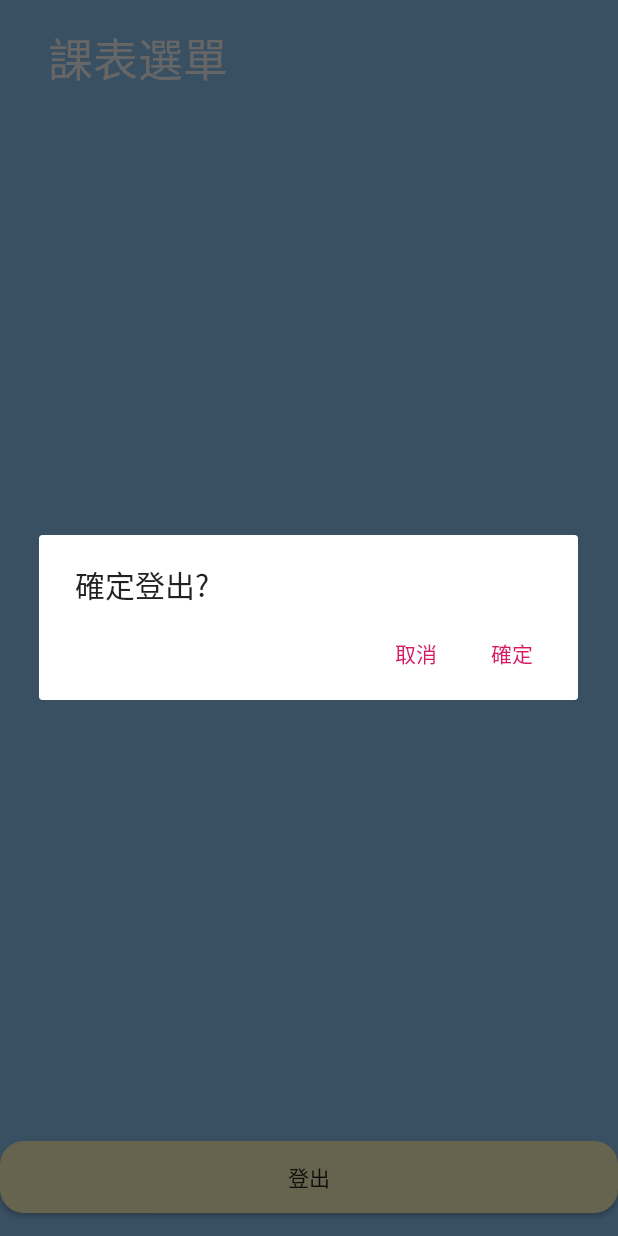
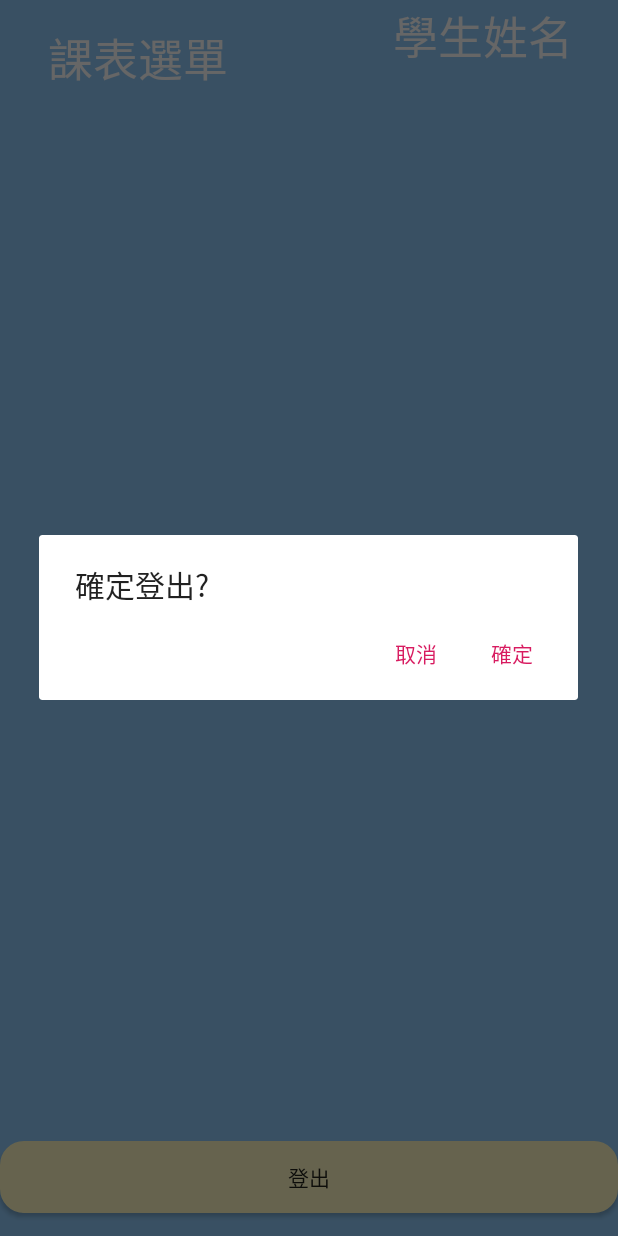
Before and after one commit to canry41341/Newwwwwwwdle, an Android app: the Student screen opened directly, with no data from a screen before it, after a tap on "登出", on a phone screen of 412 x 824 dp. Run offline under Robolectric (Android 15) with nearby library versions, the phone set to English and light mode, and no system bars; 4 statements that could not run were skipped.

```diff
--- a/app/src/main/res/layout/activity_student.xml
+++ b/app/src/main/res/layout/activity_student.xml
@@ -47,13 +47,29 @@
 
     <TextView
         android:id="@+id/nameView"
-        android:layout_width="157dp"
-        android:layout_height="64dp"
-        android:layout_marginStart="8dp"
-        android:layout_marginLeft="8dp"
+        android:layout_width="145dp"
+        android:layout_height="47dp"
+        android:layout_marginStart="12dp"
+        android:layout_marginTop="32dp"
         android:text="TextView"
         android:textColor="#FFFFFF"
         android:textSize="30sp"
+        android:textAlignment="center"
         app:layout_constraintStart_toEndOf="@+id/textView3"
         app:layout_constraintTop_toTopOf="@+id/textView3" />
+
+    <TextView
+        android:id="@+id/textView4"
+        android:layout_width="145dp"
+        android:layout_height="47dp"
+        android:layout_marginTop="1dp"
+        android:text="學生姓名"
+        android:textAlignment="center"
+        android:textColor="#FFFFFF"
+        android:textSize="30sp"
+        app:layout_constraintBottom_toTopOf="@+id/nameView"
+        app:layout_constraintEnd_toEndOf="@+id/nameView"
+        app:layout_constraintHorizontal_bias="0.0"
+        app:layout_constraintStart_toStartOf="@+id/nameView"
+        app:layout_constraintTop_toTopOf="parent" />
 </androidx.constraintlayout.widget.ConstraintLayout>
```
Also changed, not shown: app/src/main/java/com/example/newwwdle/MainActivity.java (+29 -8 lines).
